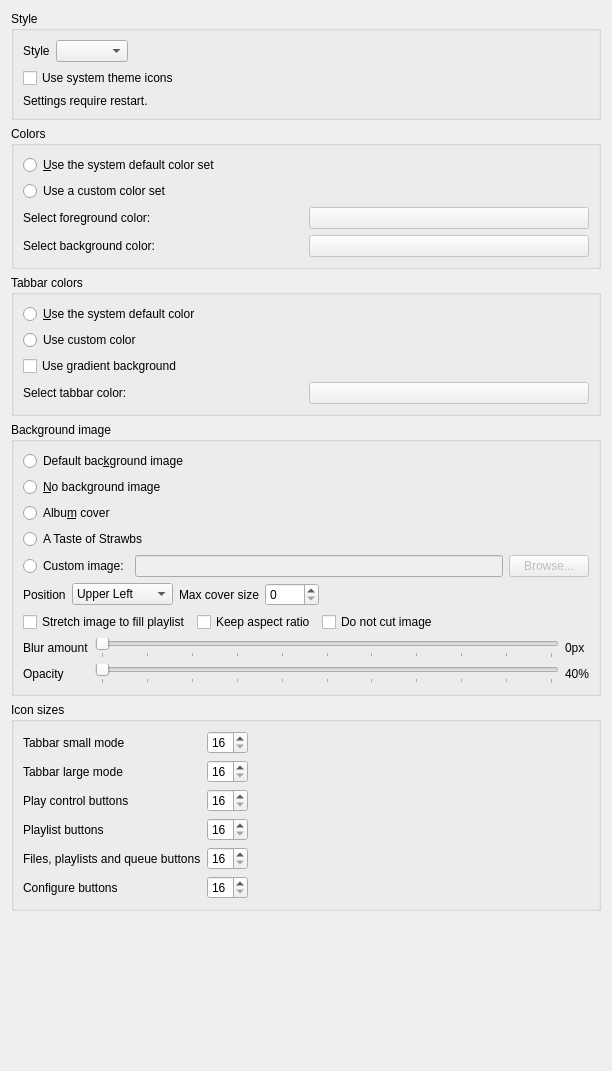
Old version of the form src/settings/appearancesettingspage.ui in the repository strawberrymusicplayer/strawberry.
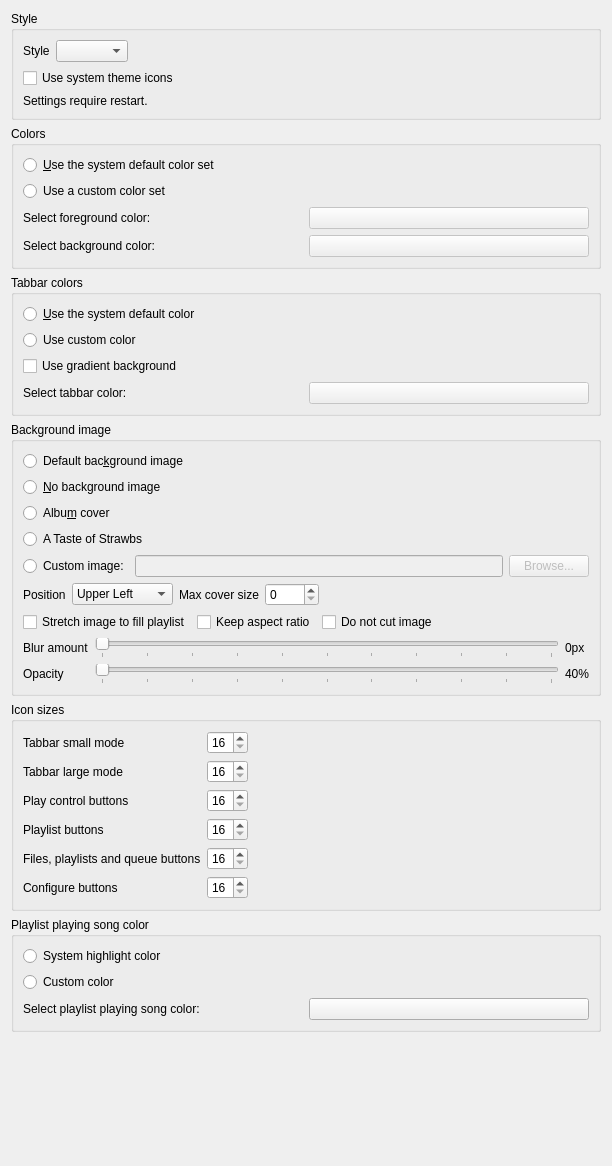
New version of the form.

Commit message:
Add setting for configuring the color for the currently playing song
Fixes #676

What changed in the file:
```diff
--- a/src/settings/appearancesettingspage.ui
+++ b/src/settings/appearancesettingspage.ui
@@ -7,7 +7,7 @@
     <x>0</x>
     <y>0</y>
     <width>612</width>
-    <height>1071</height>
+    <height>1166</height>
    </rect>
   </property>
   <property name="windowTitle">
@@ -612,6 +612,47 @@
      </layout>
     </widget>
    </item>
+   <item>
+    <widget class="QGroupBox" name="playlist_playing_song_color">
+     <property name="title">
+      <string>Playlist playing song color</string>
+     </property>
+     <layout class="QVBoxLayout" name="layout_playlist_playing_song_color">
+      <item>
+       <widget class="QRadioButton" name="playlist_playing_song_color_system">
+        <property name="text">
+         <string>System highlight color</string>
+        </property>
+       </widget>
+      </item>
+      <item>
+       <widget class="QRadioButton" name="playlist_playing_song_color_custom">
+        <property name="text">
+         <string>Custom color</string>
+        </property>
+       </widget>
+      </item>
+      <item>
+       <layout class="QHBoxLayout" name="layout_playlist_playing_song_color_custom">
+        <item>
+         <widget class="QLabel" name="label_select_playlist_playing_song_color">
+          <property name="text">
+           <string>Select playlist playing song color:</string>
+          </property>
+         </widget>
+        </item>
+        <item>
+         <widget class="QPushButton" name="select_playlist_playing_song_color">
+          <property name="text">
+           <string/>
+          </property>
+         </widget>
+        </item>
+       </layout>
+      </item>
+     </layout>
+    </widget>
+   </item>
    <item>
     <spacer name="spacer_bottom">
      <property name="orientation">
```
The commit also changes 4 other files.
